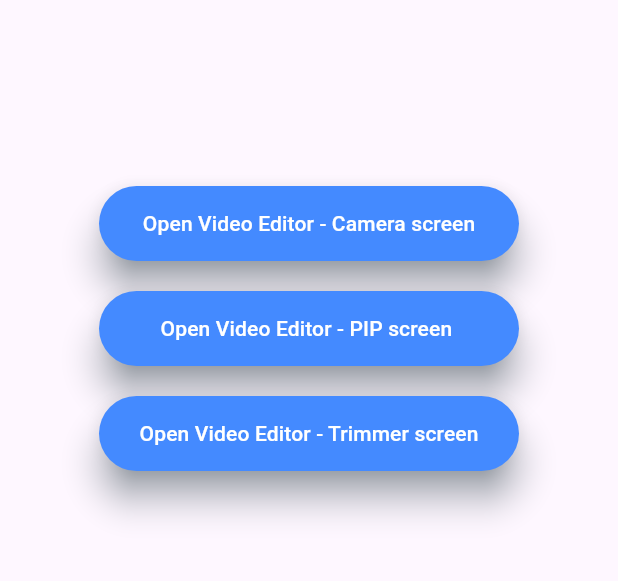
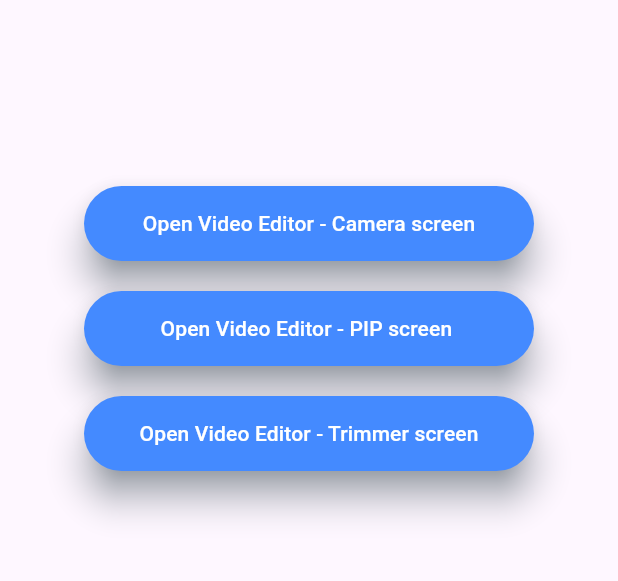
Before and after one commit to Banuba/ve-sdk-flutter, a Flutter app: the screen it shows after launch, on a phone screen of 412 x 824 dp, the part 312-893 px from its top. Run offline on Flutter 3.47's test engine with Material 3 defaults, Android fonts, the phone set to English and light mode, and no system bars; our stand-ins replace image_picker, plugin_platform_interface.

Commit message:
Update size of buttons for IOS

```diff
--- a/example/lib/main.dart
+++ b/example/lib/main.dart
@@ -180,7 +180,7 @@ class _HomePageState extends State<HomePage> {
                       backgroundColor: Colors.blueAccent,
                       shadowColor: Colors.blueGrey,
                       elevation: 10,
-                      fixedSize: const Size(280, 50),
+                      fixedSize: const Size(300, 50),
                       shape: RoundedRectangleBorder(
                         borderRadius: BorderRadius.circular(30),
                       ),
@@ -200,7 +200,7 @@ class _HomePageState extends State<HomePage> {
                       backgroundColor: Colors.blueAccent,
                       shadowColor: Colors.blueGrey,
                       elevation: 10,
-                      fixedSize: const Size(280, 50),
+                      fixedSize: const Size(300, 50),
                       shape: RoundedRectangleBorder(
                         borderRadius: BorderRadius.circular(30),
                       ),
@@ -220,7 +220,7 @@ class _HomePageState extends State<HomePage> {
                       backgroundColor: Colors.blueAccent,
                       shadowColor: Colors.blueGrey,
                       elevation: 10,
-                      fixedSize: const Size(280, 50),
+                      fixedSize: const Size(300, 50),
                       shape: RoundedRectangleBorder(
                         borderRadius: BorderRadius.circular(30),
                       ),
```
